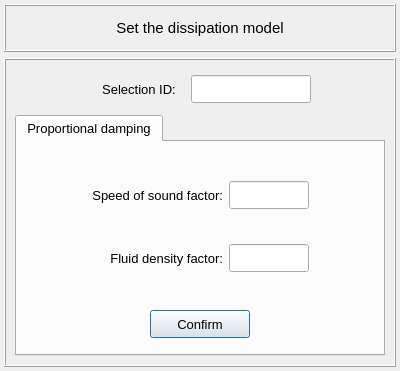
MOPT-UFSC/VIBRA, file data/ui_files/model/acoustic/dissipation_model_inputs.ui: the form before one commit.
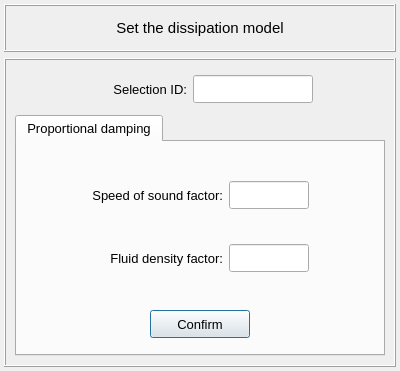
The form after the commit.

Commit message: Add the Delany-Bazley porous material model

What changed in the file:
```diff
--- a/data/ui_files/model/acoustic/dissipation_model_inputs.ui
+++ b/data/ui_files/model/acoustic/dissipation_model_inputs.ui
@@ -122,7 +122,10 @@
          <property name="bottomMargin">
           <number>2</number>
          </property>
-         <property name="spacing">
+         <property name="horizontalSpacing">
+          <number>6</number>
+         </property>
+         <property name="verticalSpacing">
           <number>2</number>
          </property>
          <item row="0" column="2">
@@ -199,7 +202,7 @@
             <string>Selection ID:</string>
            </property>
            <property name="alignment">
-            <set>Qt::AlignCenter</set>
+            <set>Qt::AlignRight|Qt::AlignTrailing|Qt::AlignVCenter</set>
            </property>
           </widget>
          </item>
```
The commit also changes 5 other files.
